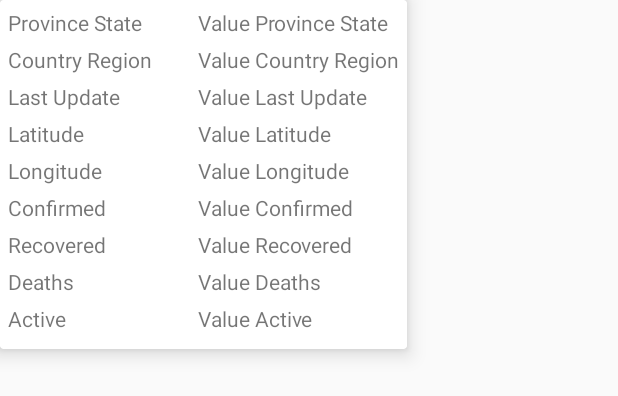
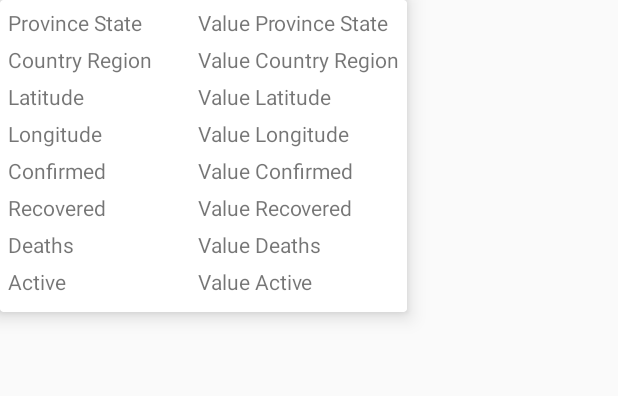
Before and after one commit to juandiegomantilla/DevExercise, an Android app: the layout fragment_point_details.xml on its own in the app's theme, with its tools: preview values and no code run, on a phone screen of 412 x 824 dp. Shown: the top 396 px of the screen. Run offline under Robolectric (Android 15) with nearby library versions, the light colour scheme and no system bars.

Commit message:
Map callout - code cleanup

```diff
--- a/app/src/main/res/layout/list_details_point_map.xml
+++ b/app/src/main/res/layout/list_details_point_map.xml
@@ -62,35 +62,13 @@
                 tools:text="Value Country Region" />
 
             <TextView
-                android:id="@+id/last_update"
-                android:layout_width="match_parent"
-                android:layout_height="match_parent"
-                android:paddingBottom="5dp"
-                android:text="Last Update"
-                app:layout_constraintStart_toStartOf="parent"
-                app:layout_constraintTop_toBottomOf="@+id/country_region"
-                tools:text="Last Update" />
-
-            <TextView
-                android:id="@+id/value_last_update"
-                android:layout_width="match_parent"
-                android:layout_height="match_parent"
-                android:layout_marginStart="30dp"
-                android:paddingBottom="5dp"
-                android:text="@{point.last_Update}"
-                app:layout_constraintEnd_toEndOf="parent"
-                app:layout_constraintStart_toEndOf="@+id/last_update"
-                app:layout_constraintTop_toBottomOf="@+id/value_country_region"
-                tools:text="Value Last Update" />
-
-            <TextView
                 android:id="@+id/latitude"
                 android:layout_width="match_parent"
                 android:layout_height="match_parent"
                 android:paddingBottom="5dp"
                 android:text="Latitude"
                 app:layout_constraintStart_toStartOf="parent"
-                app:layout_constraintTop_toBottomOf="@+id/last_update"
+                app:layout_constraintTop_toBottomOf="@+id/country_region"
                 tools:text="Latitude" />
 
             <TextView
@@ -102,7 +80,7 @@
                 android:text="@{point.lat.toString()}"
                 app:layout_constraintEnd_toEndOf="parent"
                 app:layout_constraintStart_toEndOf="@+id/latitude"
-                app:layout_constraintTop_toBottomOf="@+id/value_last_update"
+                app:layout_constraintTop_toBottomOf="@+id/country_region"
                 tools:text="Value Latitude" />
 
             <TextView
```
